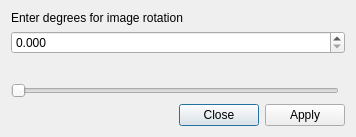
Qt form ui/rotate_image_dialog.ui (GuLinux/PySpectrum) before a commit.
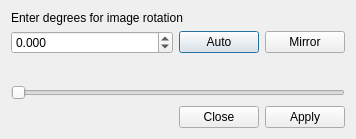
The same form after that commit.

```diff
--- a/ui/rotate_image_dialog.ui
+++ b/ui/rotate_image_dialog.ui
@@ -7,18 +7,27 @@
     <x>0</x>
     <y>0</y>
     <width>356</width>
-    <height>137</height>
+    <height>139</height>
    </rect>
   </property>
   <property name="windowTitle">
    <string>Rotate Image...</string>
   </property>
   <layout class="QGridLayout" name="gridLayout">
-   <item row="1" column="0" colspan="2">
+   <item row="1" column="0">
     <widget class="QDoubleSpinBox" name="rotate_spinbox">
+     <property name="sizePolicy">
+      <sizepolicy hsizetype="Expanding" vsizetype="Fixed">
+       <horstretch>0</horstretch>
+       <verstretch>0</verstretch>
+      </sizepolicy>
+     </property>
      <property name="decimals">
       <number>3</number>
      </property>
+     <property name="minimum">
+      <double>-165.000000000000000</double>
+     </property>
      <property name="maximum">
       <double>360.000000000000000</double>
      </property>
@@ -27,6 +36,13 @@
      </property>
     </widget>
    </item>
+   <item row="1" column="1">
+    <widget class="QPushButton" name="rotate_auto">
+     <property name="text">
+      <string>Auto</string>
+     </property>
+    </widget>
+   </item>
    <item row="2" column="0">
     <spacer name="verticalSpacer">
      <property name="orientation">
@@ -40,7 +56,21 @@
      </property>
     </spacer>
    </item>
-   <item row="4" column="0" colspan="2">
+   <item row="0" column="0" colspan="2">
+    <widget class="QLabel" name="label">
+     <property name="text">
+      <string>Enter degrees for image rotation</string>
+     </property>
+    </widget>
+   </item>
+   <item row="1" column="2">
+    <widget class="QPushButton" name="rotate_mirror">
+     <property name="text">
+      <string>Mirror</string>
+     </property>
+    </widget>
+   </item>
+   <item row="4" column="0" colspan="3">
     <widget class="QDialogButtonBox" name="bb">
      <property name="orientation">
       <enum>Qt::Horizontal</enum>
@@ -50,14 +80,7 @@
      </property>
     </widget>
    </item>
-   <item row="0" column="0" colspan="2">
-    <widget class="QLabel" name="label">
-     <property name="text">
-      <string>Enter degrees for image rotation</string>
-     </property>
-    </widget>
-   </item>
-   <item row="3" column="0">
+   <item row="3" column="0" colspan="3">
     <widget class="QSlider" name="degrees_slider">
      <property name="maximum">
       <number>360000</number>
```
